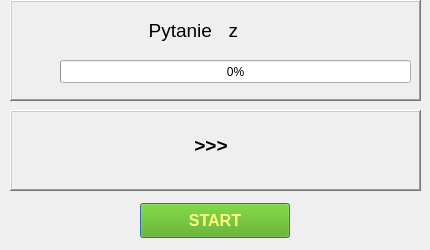
First picture: the form in GUI/mowienie.ui, repository kuchar222/Angielka, before the edit.
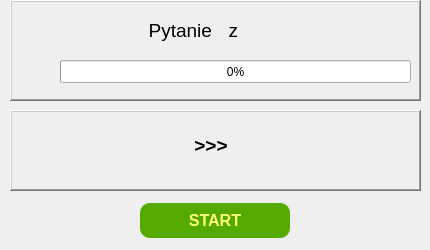
Second picture: the form after the edit.

Patch:
```diff
--- a/GUI/mowienie.ui
+++ b/GUI/mowienie.ui
@@ -222,7 +222,8 @@
       </property>
       <property name="styleSheet">
        <string notr="true">background-color: rgb(85, 170, 0);
-color: rgb(255, 255, 127);</string>
+color: rgb(255, 255, 127);
+border-radius: 10px;</string>
       </property>
       <property name="text">
        <string>START</string>
```
